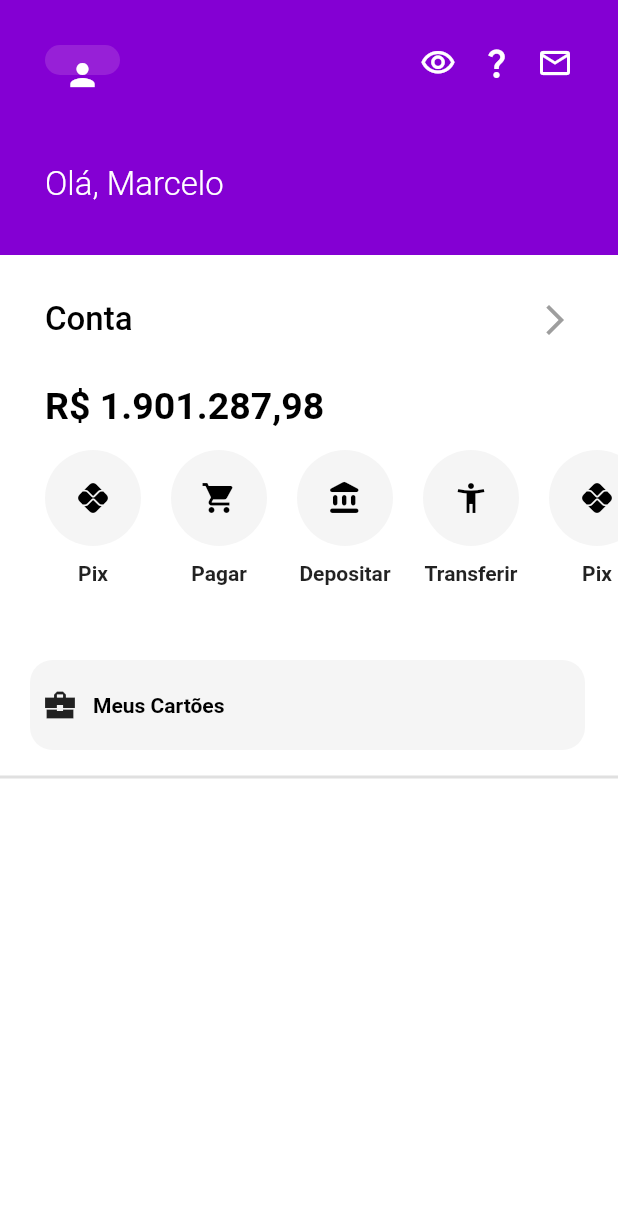
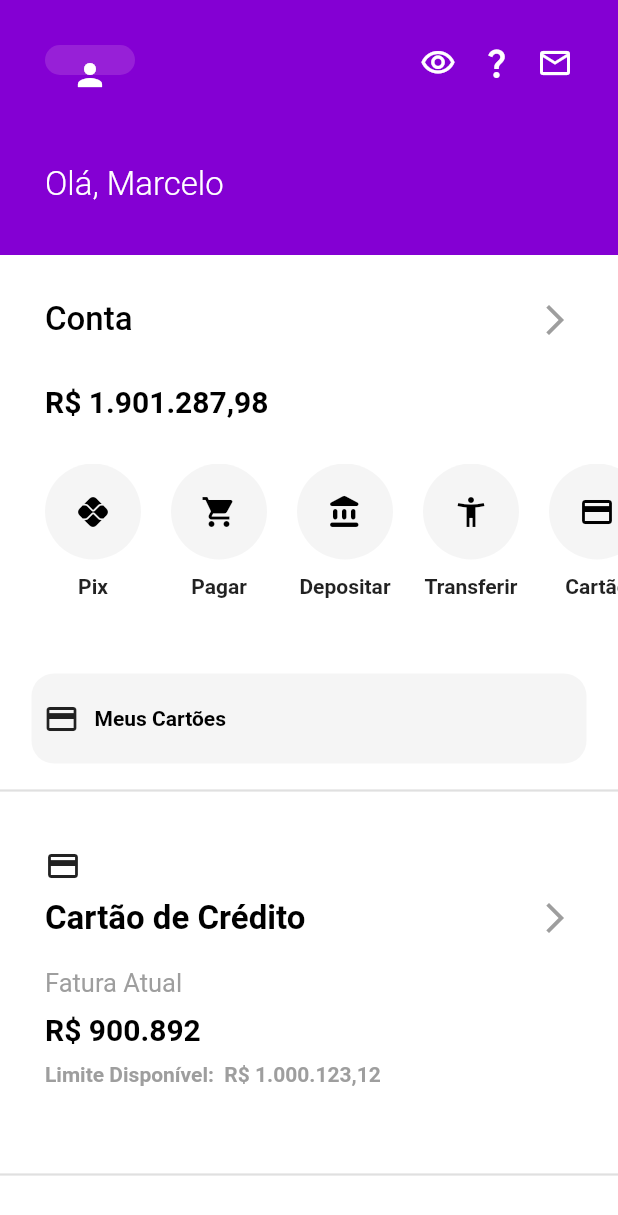
Before and after one commit to marcelomoresco/clone_nubank_ui, a Flutter app: the screen it shows after launch, on a phone screen of 412 x 824 dp. Shown: the top 1215 px of the screen. Run offline on Flutter 3.47's test engine with Material 2 defaults, Android fonts, the phone set to English and light mode, and no system bars.

Commit message:
feature nubank ui

```diff
--- a/lib/pages/home_page.dart
+++ b/lib/pages/home_page.dart
@@ -1,7 +1,11 @@
-import 'package:clone_nubank/widgets/item_funcionality.dart';
+import 'package:clone_nubank/widgets/credit_card_container.dart';
 import 'package:flutter/material.dart';
-
+import '../widgets/card_container.dart';
 import '../widgets/head_nubank.dart';
+import '../widgets/investment_container.dart';
+import '../widgets/list_icons_nubank.dart';
+import '../widgets/loan_container.dart';
+import '../widgets/security_life_container.dart';
 
 class HomePage extends StatefulWidget {
   const HomePage({super.key});
@@ -21,18 +25,18 @@ class _HomePageState extends State<HomePage> {
             child: Column(
               children: [
                 // HEADER NUBANK ***************
-                head_nubank(),
+                const head_nubank(),
 
                 // WELCOME USER
 
                 Container(
                   height: 90,
                   width: double.infinity,
-                  decoration: BoxDecoration(
+                  decoration: const BoxDecoration(
                     color: Color(0xFF8400D3),
                   ),
-                  child: Padding(
-                    padding: const EdgeInsets.all(30.0),
+                  child: const Padding(
+                    padding: EdgeInsets.all(30.0),
                     child: Text(
                       "Olá, Marcelo",
                       style: TextStyle(
@@ -49,7 +53,7 @@ class _HomePageState extends State<HomePage> {
                   padding: const EdgeInsets.all(30.0),
                   child: Row(
                     mainAxisAlignment: MainAxisAlignment.spaceBetween,
-                    children: [
+                    children: const [
                       Text("Conta",
                           style: TextStyle(
                               color: Colors.black,
@@ -67,59 +71,118 @@ class _HomePageState extends State<HomePage> {
                   padding: const EdgeInsets.only(left: 30.0),
                   child: Row(
                     mainAxisAlignment: MainAxisAlignment.start,
-                    children: [
+                    children: const [
                       Text(
                         "R\$ 1.901.287,98",
                         style: TextStyle(
                             color: Colors.black,
                             fontWeight: FontWeight.bold,
-                            fontSize: 25),
+                            fontSize: 20),
                       ),
                     ],
                   ),
                 ),
-                SizedBox(
-                  height: 15,
+                const SizedBox(
+                  height: 30,
                 ),
-                _actions(),
-                SizedBox(
+                list_icons_nubank(),
+                const SizedBox(
                   height: 50,
                 ),
+                const card_container(),
+                const SizedBox(
+                  height: 10,
+                ),
+                const Divider(
+                  thickness: 1.5,
+                ),
+                const credit_card_container(),
+                const Divider(
+                  thickness: 1.5,
+                ),
+                const loan_container(),
+                const Divider(
+                  thickness: 1.5,
+                ),
+                const investment_container(),
+                const Divider(
+                  thickness: 1.5,
+                ),
+                const security_life_container(),
+                const Divider(
+                  thickness: 1.5,
+                ),
+                SizedBox(
+                  height: 20,
+                ),
+                Padding(
+                  padding: const EdgeInsets.all(30.0),
+                  child: Container(
+                    height: 300,
+                    width: double.infinity,
+                    child: Column(
+                      mainAxisAlignment: MainAxisAlignment.start,
+                      children: [
                         Row(
                           mainAxisAlignment: MainAxisAlignment.start,
                           children: [
-                    Padding(
-                      padding: const EdgeInsets.symmetric(horizontal: 20.0),
-                      child: Container(
-                        height: 60,
-                        width: 370,
-                        decoration: BoxDecoration(
-                            color: Colors.grey[100],
-                            borderRadius: BorderRadius.circular(15)),
-                        child: Padding(
-                          padding: const EdgeInsets.all(8.0),
+                            Text(
+                              "Descubra Mais",
+                              style: TextStyle(
+                                color: Colors.black,
+                                fontSize: 22,
+                                fontWeight: FontWeight.bold,
+                              ),
+                            ),
+                          ],
+                        ),
+                        SizedBox(
+                          height: 35,
+                        ),
+                        Container(
+                          height: 200,
+                          child: SingleChildScrollView(
+                            scrollDirection: Axis.horizontal,
                             child: Row(
                               children: [
-                              Icon(Icons.business_center_sharp),
-                              SizedBox(
-                                width: 10,
-                              ),
-                              Text("Meus Cartões",
-                                  style: TextStyle(
-                                      color: Colors.black,
-                                      fontWeight: FontWeight.w700)),
+                                Container(
+                                  decoration: BoxDecoration(
+                                      color: Colors.grey[200],
+                                      borderRadius: BorderRadius.circular(15),
+                                      border: Border.all(
+                                          color: Colors.white, width: 1.2)),
+                                  child: Padding(
+                                    padding: const EdgeInsets.all(18.0),
+                                    child: Column(
+                                      children: [
+                                        item_show_more(),
                                       ],
                                     ),
+                                  ),
+                                ),
+                                Container(
+                                  margin: const EdgeInsets.only(left: 30),
+                                  decoration: BoxDecoration(
+                                      color: Colors.grey[200],
+                                      borderRadius: BorderRadius.circular(15),
+                                      border: Border.all(
+                                          color: Colors.white, width: 1.2)),
+                                  child: Padding(
+                                    padding: const EdgeInsets.all(18.0),
+                                    child: Column(
+                                      children: [
+                                        item_show_more(),
+                                      ],
                                     ),
                                   ),
                                 ),
                               ],
                             ),
-                SizedBox(
-                  height: 10,
                           ),
-                Divider(
-                  thickness: 2,
+                        )
+                      ],
+                    ),
+                  ),
                 )
               ],
             ),
@@ -130,59 +193,69 @@ class _HomePageState extends State<HomePage> {
   }
 }
 
-_actions() {
-  return Container(
-      padding: EdgeInsets.only(left: 20),
-      child: SingleChildScrollView(
-        scrollDirection: Axis.horizontal,
-        child: Row(
+class item_show_more extends StatelessWidget {
+  const item_show_more({
+    Key? key,
+  }) : super(key: key);
+
+  @override
+  Widget build(BuildContext context) {
+    return Column(
+      crossAxisAlignment: CrossAxisAlignment.start,
       children: [
-            _actionsItem(
-              icon: Icons.pix,
-              name: "Pix",
+        Row(
+          children: const [
+            Text(
+              "Convidar amigos",
+              textAlign: TextAlign.start,
+              style: TextStyle(
+                color: Colors.black,
+                fontWeight: FontWeight.bold,
+                fontSize: 19,
               ),
-            _actionsItem(
-              icon: Icons.shopping_cart,
-              name: "Pagar",
-            ),
-            _actionsItem(
-              icon: Icons.account_balance_rounded,
-              name: "Depositar",
-            ),
-            _actionsItem(
-              icon: Icons.accessibility_new_outlined,
-              name: "Transferir",
-            ),
-            _actionsItem(
-              icon: Icons.pix,
-              name: "Pix",
             ),
           ],
         ),
-      ));
-}
-
-_actionsItem({required IconData icon, required String name}) {
-  return Container(
-    margin: const EdgeInsets.symmetric(horizontal: 10),
-    child: Column(
+        const SizedBox(
+          height: 25,
+        ),
+        Row(
+          mainAxisAlignment: MainAxisAlignment.start,
+          children: const [
+            Text(
+              "Tire seus amigos da fila do banco\n e tire eles da burocracia",
+            ),
+          ],
+        ),
+        SizedBox(
+          height: 25,
+        ),
+        Row(
+          mainAxisAlignment: MainAxisAlignment.start,
           children: [
             Container(
-          margin: EdgeInsets.only(bottom: 10),
-          padding: const EdgeInsets.all(20),
+              height: 40,
+              width: 100,
               decoration: BoxDecoration(
-              borderRadius: BorderRadius.circular(40), color: Colors.grey[100]),
-          child: Column(
-            children: [
-              Icon(icon, color: Colors.black),
-            ],
+                borderRadius: BorderRadius.circular(40),
+              ),
+              child: ElevatedButton(
+                onPressed: () {},
+                child: const Text(
+                  "Convidar",
+                  style: TextStyle(
+                    color: Colors.white,
                   ),
                 ),
-        Text(
-          name,
-          style: TextStyle(fontWeight: FontWeight.bold),
+                style: ElevatedButton.styleFrom(
+                    backgroundColor: Color(0xFF8400D3),
+                    shape: RoundedRectangleBorder(
+                        borderRadius: BorderRadius.circular(40))),
+              ),
+            ),
+          ],
         )
       ],
-    ),
     );
   }
+}
--- /dev/null
+++ b/lib/widgets/card_container.dart
@@ -0,0 +1,45 @@
+import 'package:flutter/material.dart';
+import 'package:flutter/widgets.dart';
+
+class card_container extends StatelessWidget {
+  const card_container({
+    Key? key,
+  }) : super(key: key);
+
+  @override
+  Widget build(BuildContext context) {
+    return Row(
+      mainAxisAlignment: MainAxisAlignment.center,
+      children: [
+        Padding(
+          padding: const EdgeInsets.only(left: 20, right: 20),
+          child: Container(
+            height: 60,
+            width: 370,
+            decoration: BoxDecoration(
+                color: Colors.grey[100],
+                borderRadius: BorderRadius.circular(15)),
+            child: Padding(
+              padding: const EdgeInsets.all(8.0),
+              child: Row(
+                children: const [
+                  Icon(Icons.credit_card),
+                  SizedBox(
+                    width: 10,
+                  ),
+                  Text(
+                    "Meus Cartões",
+                    style: TextStyle(
+                      color: Colors.black,
+                      fontWeight: FontWeight.w700,
+                    ),
+                  ),
+                ],
+              ),
+            ),
+          ),
+        ),
+      ],
+    );
+  }
+}
--- /dev/null
+++ b/lib/widgets/credit_card_container.dart
@@ -0,0 +1,85 @@
+import 'package:flutter/material.dart';
+
+class credit_card_container extends StatelessWidget {
+  const credit_card_container({
+    Key? key,
+  }) : super(key: key);
+
+  @override
+  Widget build(BuildContext context) {
+    return Padding(
+      padding: const EdgeInsets.all(30.0),
+      child: Container(
+        height: 180,
+        decoration: const BoxDecoration(
+          color: Colors.white,
+        ),
+        child: Column(
+          mainAxisAlignment: MainAxisAlignment.start,
+          crossAxisAlignment: CrossAxisAlignment.start,
+          children: [
+            Row(
+              children: [
+                const Icon(Icons.credit_card),
+              ],
+            ),
+            const SizedBox(
+              height: 10,
+            ),
+            Row(
+              mainAxisAlignment: MainAxisAlignment.spaceBetween,
+              children: const [
+                Text(
+                  "Cartão de Crédito",
+                  style: TextStyle(
+                      color: Colors.black,
+                      fontSize: 22,
+                      fontWeight: FontWeight.bold),
+                ),
+                Icon(Icons.arrow_forward_ios_outlined, color: Colors.grey)
+              ],
+            ),
+            const SizedBox(
+              height: 20,
+            ),
+            const Text(
+              "Fatura Atual",
+              style: TextStyle(color: Colors.grey, fontSize: 17),
+            ),
+            const SizedBox(height: 10),
+            const Text(
+              "R\$ 900.892",
+              style: TextStyle(
+                color: Colors.black,
+                fontWeight: FontWeight.bold,
+                fontSize: 20,
+              ),
+            ),
+            SizedBox(
+              height: 10,
+            ),
+            Row(
+              mainAxisAlignment: MainAxisAlignment.start,
+              children: const [
+                Text(
+                  "Limite Disponível:",
+                  style: TextStyle(
+                      color: Colors.grey,
+                      fontSize: 14,
+                      fontWeight: FontWeight.bold),
+                ),
+                Text(
+                  "  R\$ 1.000.123,12",
+                  style: TextStyle(
+                      color: Colors.grey,
+                      fontSize: 14,
+                      fontWeight: FontWeight.bold),
+                ),
+              ],
+            ),
+          ],
+        ),
+      ),
+    );
+  }
+}
--- a/lib/widgets/head_nubank.dart
+++ b/lib/widgets/head_nubank.dart
@@ -16,8 +16,8 @@ class head_nubank extends StatelessWidget {
           mainAxisAlignment: MainAxisAlignment.spaceBetween,
           children: [
             Container(
-              height: 50,
-              width: 50,
+              height: 70,
+              width: 60,
               decoration: BoxDecoration(
                 color: Color(0xFF9720D7),
                 borderRadius: BorderRadius.circular(40),
--- /dev/null
+++ b/lib/widgets/list_icons_nubank.dart
@@ -0,0 +1,86 @@
+import 'package:flutter/material.dart';
+
+class list_icons_nubank extends StatelessWidget {
+  const list_icons_nubank({
+    Key? key,
+  }) : super(key: key);
+
+  @override
+  Widget build(BuildContext context) {
+    return Container(
+      padding: EdgeInsets.only(left: 20),
+      child: SingleChildScrollView(
+        scrollDirection: Axis.horizontal,
+        child: Row(
+          children: [
+            _actionsItem(
+              icon: Icons.pix,
+              name: "Pix",
+            ),
+            _actionsItem(
+              icon: Icons.shopping_cart,
+              name: "Pagar",
+            ),
+            _actionsItem(
+              icon: Icons.account_balance_rounded,
+              name: "Depositar",
+            ),
+            _actionsItem(
+              icon: Icons.accessibility_new_outlined,
+              name: "Transferir",
+            ),
+            _actionsItem(
+              icon: Icons.credit_card,
+              name: "Cartão",
+            ),
+            _actionsItem(
+              icon: Icons.credit_score,
+              name: "Score",
+            ),
+            _actionsItem(
+              icon: Icons.account_balance,
+              name: "Balance",
+            ),
+            _actionsItem(
+              icon: Icons.pix,
+              name: "Pix",
+            ),
+            _actionsItem(
+              icon: Icons.pix,
+              name: "Pix",
+            ),
+            _actionsItem(
+              icon: Icons.pix,
+              name: "Pix",
+            ),
+          ],
+        ),
+      ),
+    );
+  }
+}
+
+_actionsItem({required IconData icon, required String name}) {
+  return Container(
+    margin: const EdgeInsets.symmetric(horizontal: 10),
+    child: Column(
+      children: [
+        Container(
+          margin: EdgeInsets.only(bottom: 10),
+          padding: const EdgeInsets.all(20),
+          decoration: BoxDecoration(
+              borderRadius: BorderRadius.circular(40), color: Colors.grey[100]),
+          child: Column(
+            children: [
+              Icon(icon, color: Colors.black),
+            ],
+          ),
+        ),
+        Text(
+          name,
+          style: TextStyle(fontWeight: FontWeight.bold),
+        )
+      ],
+    ),
+  );
+}
--- /dev/null
+++ b/lib/widgets/loan_container.dart
@@ -0,0 +1,54 @@
+import 'package:flutter/material.dart';
+
+class loan_container extends StatelessWidget {
+  const loan_container({
+    Key? key,
+  }) : super(key: key);
+
+  @override
+  Widget build(BuildContext context) {
+    return Padding(
+      padding: const EdgeInsets.all(30.0),
+      child: Container(
+        height: 120,
+        decoration: const BoxDecoration(
+          color: Colors.white,
+        ),
+        child: Column(
+          mainAxisAlignment: MainAxisAlignment.start,
+          crossAxisAlignment: CrossAxisAlignment.start,
+          children: [
+            Row(
+              children: const [
+                Icon(Icons.local_atm_rounded),
+              ],
+            ),
+            const SizedBox(
+              height: 10,
+            ),
+            Row(
+              mainAxisAlignment: MainAxisAlignment.spaceBetween,
+              children: const [
+                Text(
+                  "Empréstimos",
+                  style: TextStyle(
+                      color: Colors.black,
+                      fontSize: 22,
+                      fontWeight: FontWeight.bold),
+                ),
+                Icon(Icons.arrow_forward_ios_outlined, color: Colors.grey)
+              ],
+            ),
+            const SizedBox(
+              height: 20,
+            ),
+            const Text(
+              "Até R\$500.000,00 disponível para você",
+              style: TextStyle(color: Colors.grey, fontSize: 17),
+            ),
+          ],
+        ),
+      ),
+    );
+  }
+}
```
Also changed, not shown: lib/widgets/investment_container.dart (added, +54 -0 lines), lib/widgets/item_funcionality.dart (deleted, +0 -42 lines), lib/widgets/security_life_container.dart (added, +54 -0 lines). Lines whose indentation alone changed are shown as unchanged.
